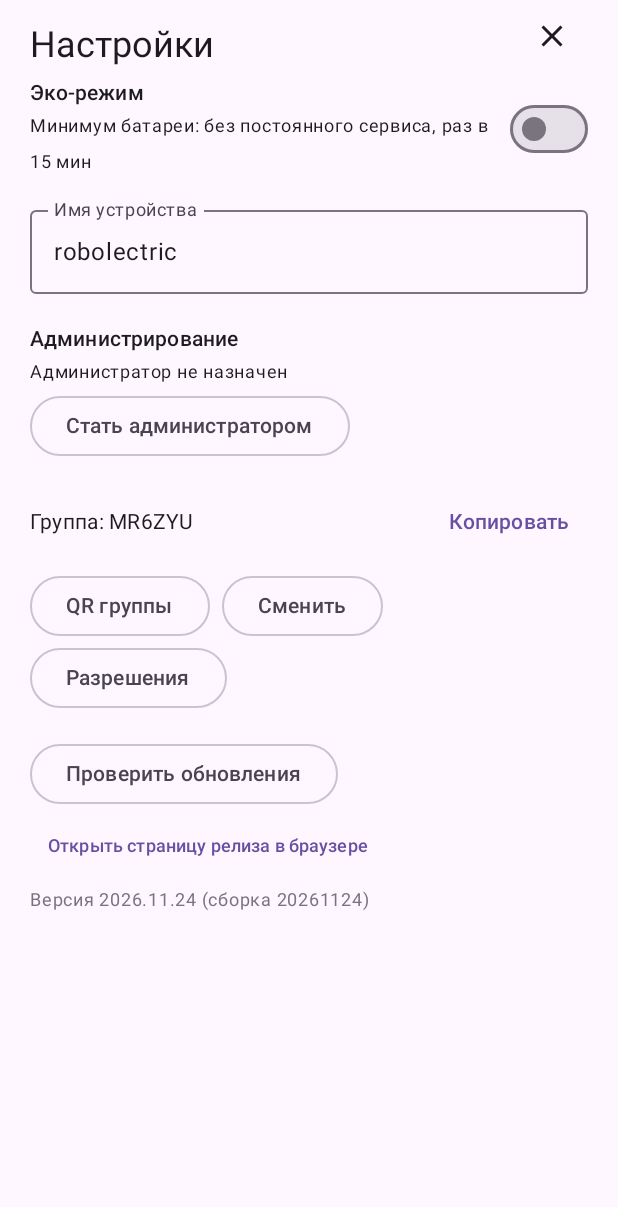
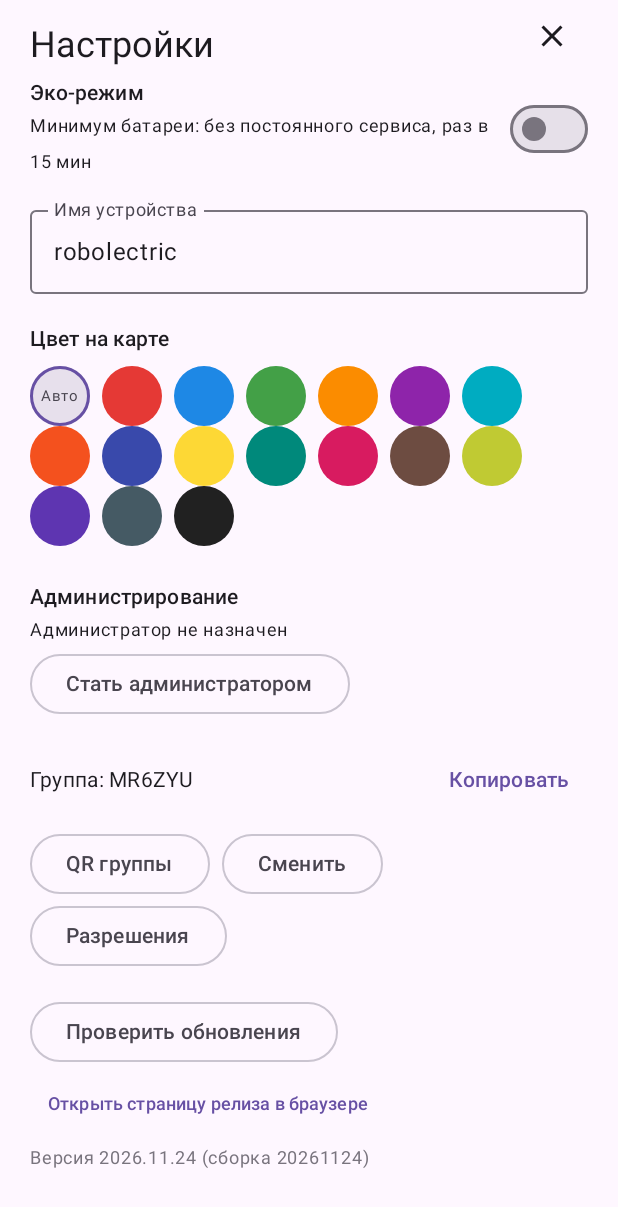
Before and after one commit to alexei002/locationshare, an Android app built with Jetpack Compose: the composable SettingsScreen called with empty values, on a phone screen of 412 x 824 dp. Shown: the top 1207 px of the screen. Run offline under Robolectric (Android 15) with nearby library versions, the phone set to English and light mode, and no system bars; our stand-ins replace Firebase (no records; nobody signed in at launch, a user with empty details on screens opened directly); libraries missing offline, so code that uses them is left out: com.yandex.mapkit, com.yandex.runtime, java.lang.ref; 14 statements that could not run were skipped.

Commit message:
настройки: выбор цвета на карте — палитра + Авто, мгновенная публикация в группу

```diff
--- a/app/src/main/java/com/locationshare/app/ui/MainScreen.kt
+++ b/app/src/main/java/com/locationshare/app/ui/MainScreen.kt
@@ -11,6 +11,7 @@ import android.graphics.Paint
 import android.widget.Toast
 import androidx.activity.compose.BackHandler
 import androidx.compose.foundation.ExperimentalFoundationApi
+import androidx.compose.foundation.BorderStroke
 import androidx.compose.foundation.Image
 import androidx.compose.foundation.background
 import androidx.compose.foundation.clickable
@@ -625,6 +626,48 @@ private fun SettingsScreen(
                 singleLine = true,
                 modifier = Modifier.fillMaxWidth().padding(top = 8.dp),
             )
+
+            // Цвет на карте: выбранный публикуется в группу сразу, «Авто» — сброс на палитру
+            var pickedColor by remember { mutableStateOf(Prefs.customColor) }
+            Text(
+                stringResource(R.string.settings_color_label),
+                style = MaterialTheme.typography.titleSmall,
+                modifier = Modifier.padding(top = 20.dp),
+            )
+            FlowRow(
+                horizontalArrangement = Arrangement.spacedBy(8.dp),
+                modifier = Modifier.padding(top = 8.dp, bottom = 4.dp),
+            ) {
+                Surface(
+                    onClick = {
+                        pickedColor = null
+                        Prefs.customColor = null
+                        Repo.setColor(group, myId, null)
+                    },
+                    shape = CircleShape,
+                    color = MaterialTheme.colorScheme.surfaceVariant,
+                    border = if (pickedColor == null) BorderStroke(2.dp, MaterialTheme.colorScheme.primary) else null,
+                    modifier = Modifier.size(40.dp),
+                ) {
+                    Box(contentAlignment = Alignment.Center) {
+                        Text(stringResource(R.string.settings_color_auto), fontSize = 10.sp)
+                    }
+                }
+                for (c in PALETTE_COLORS) {
+                    val hex = colorHex(c)
+                    Surface(
+                        onClick = {
+                            pickedColor = hex
+                            Prefs.customColor = hex
+                            Repo.setColor(group, myId, hex)
+                        },
+                        shape = CircleShape,
+                        color = androidx.compose.ui.graphics.Color(c),
+                        border = if (pickedColor == hex) BorderStroke(2.dp, MaterialTheme.colorScheme.primary) else null,
+                        modifier = Modifier.size(40.dp),
+                    ) {}
+                }
+            }
 
             // Администрирование группы
             Text(
--- a/app/src/main/res/values/strings.xml
+++ b/app/src/main/res/values/strings.xml
@@ -70,6 +70,8 @@
     <string name="settings_eco_title">Эко-режим</string>
     <string name="settings_eco_subtitle">Минимум батареи: без постоянного сервиса, раз в 15 мин</string>
     <string name="settings_device_name_label">Имя устройства</string>
+    <string name="settings_color_label">Цвет на карте</string>
+    <string name="settings_color_auto">Авто</string>
     <string name="settings_admin_section">Администрирование</string>
     <string name="settings_admin_none">Администратор не назначен</string>
     <string name="btn_become_admin">Стать администратором</string>
```
